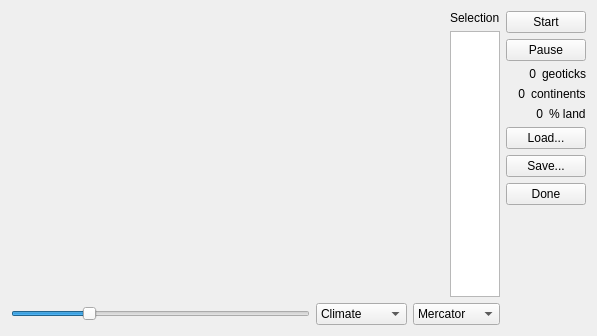
Before: the Qt Designer form tectonics.ui in tps12/Tec-Nine, drawn with Qt 5.
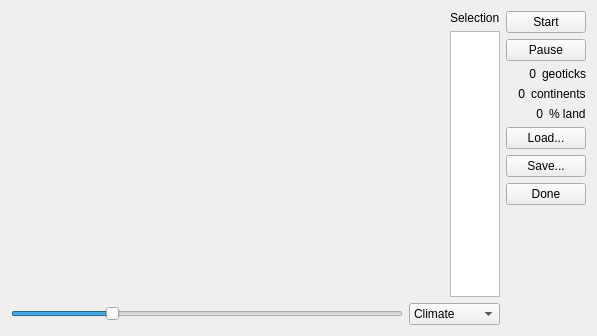
After: the same form once the commit is applied.

```diff
--- a/tectonics.ui
+++ b/tectonics.ui
@@ -139,31 +139,6 @@
          </item>
         </widget>
        </item>
-       <item>
-        <widget class="QComboBox" name="projection">
-         <property name="sizePolicy">
-          <sizepolicy hsizetype="Minimum" vsizetype="Fixed">
-           <horstretch>0</horstretch>
-           <verstretch>0</verstretch>
-          </sizepolicy>
-         </property>
-         <item>
-          <property name="text">
-           <string>Mercator</string>
-          </property>
-         </item>
-         <item>
-          <property name="text">
-           <string>Sinusoidal</string>
-          </property>
-         </item>
-         <item>
-          <property name="text">
-           <string>Flat</string>
-          </property>
-         </item>
-        </widget>
-       </item>
       </layout>
      </item>
     </layout>
```
